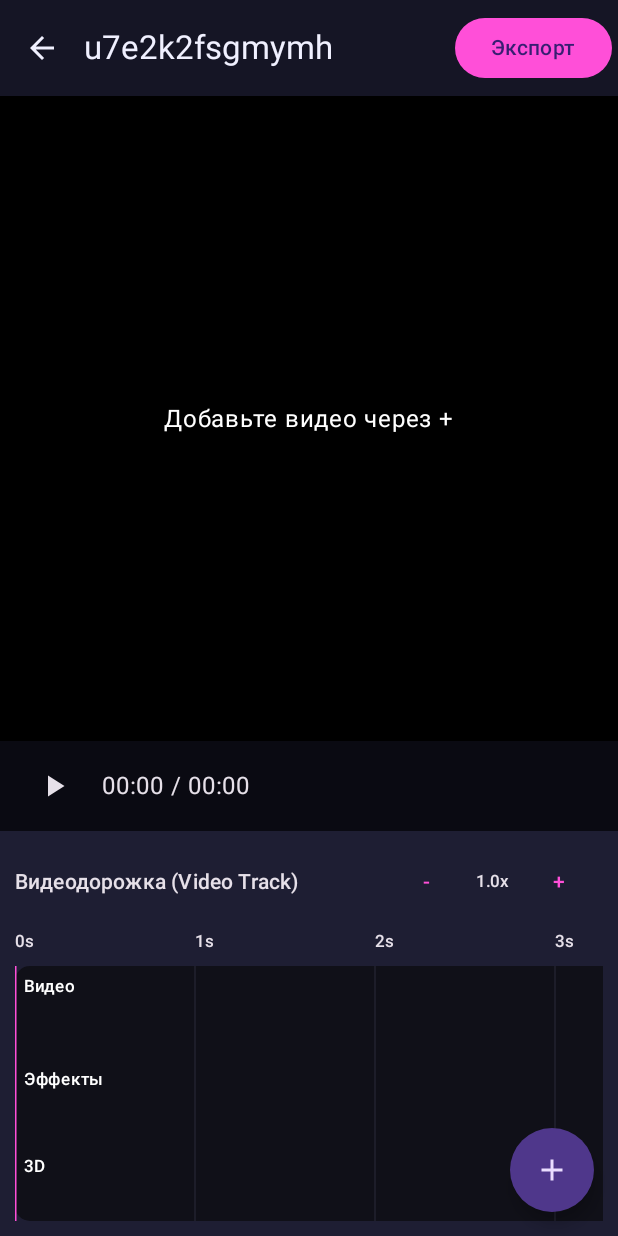
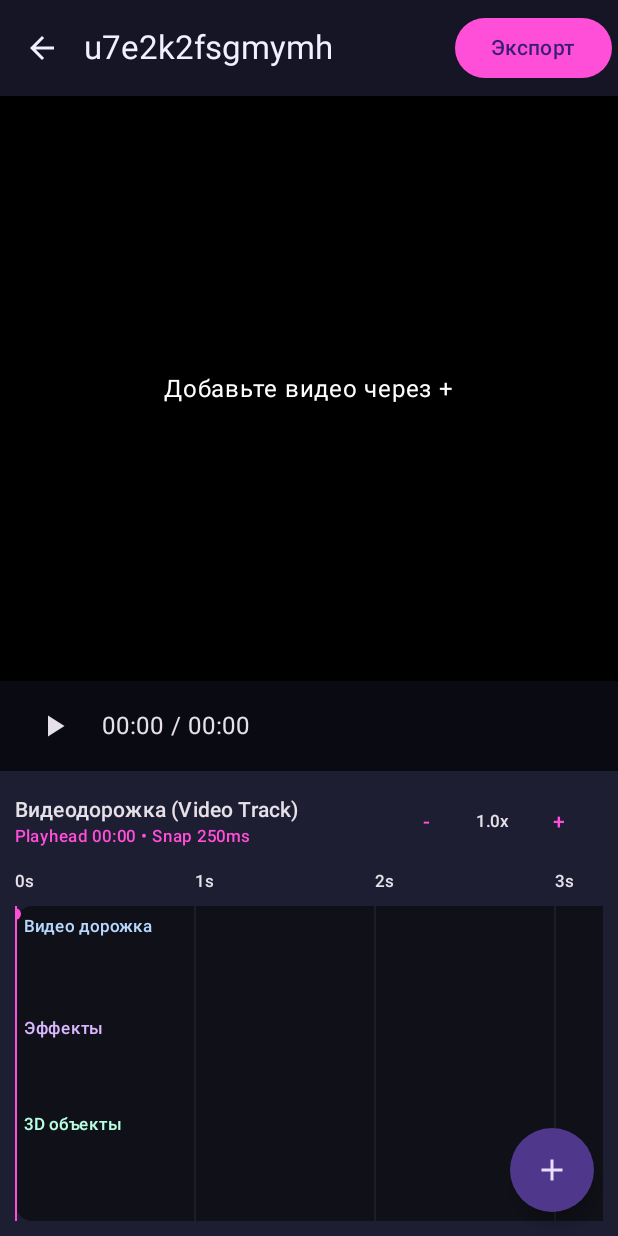
Before and after one commit to solarsolaroff-creator/CamRIP, an Android app built with Jetpack Compose: the screen it shows after launch (MainActivity), after a tap on "Новый проект", on a phone screen of 412 x 824 dp. Run offline under Robolectric (Android 15) with nearby library versions, the phone set to English and light mode, and no system bars; libraries missing offline, so code that uses them is left out: io.github.sceneview, io.github.sceneview.math, io.github.sceneview.node, io.github.sceneview.rememberEngine, io.github.sceneview.rememberModelLoader; 1 statement that could not run was skipped.

Commit message:
Polish timeline UI, boost effect intensity, add snap/zoom/trim fixes

```diff
--- a/app/src/main/java/com/vandal/camrip/ui/editor/EditorScreen.kt
+++ b/app/src/main/java/com/vandal/camrip/ui/editor/EditorScreen.kt
@@ -127,7 +127,13 @@ fun EditorScreen(
         while (isPlaying) {
             playheadMs = player?.currentPosition ?: 0L
             val d = player?.duration ?: 0L
-            if (d > 0) durationMs = d
+            if (d > 0) {
+                durationMs = d
+                val sc = selectedClip
+                if (sc != null && sc.durationMs != d) {
+                    project = project.copy(clips = project.clips.map { if (it.id == sc.id) it.copy(durationMs = d) else it })
+                }
+            }
             delay(100)
         }
     }
@@ -261,7 +267,7 @@ fun EditorScreen(
                 verticalArrangement = Arrangement.spacedBy(8.dp)
             ) {
                 Row(Modifier.fillMaxWidth(), horizontalArrangement = Arrangement.SpaceBetween, verticalAlignment = Alignment.CenterVertically) {
-                    Text("Видеодорожка (Video Track)", style = MaterialTheme.typography.labelLarge)
+                    Column { Text("Видеодорожка (Video Track)", style = MaterialTheme.typography.labelLarge); Text("Playhead ${formatMs(playheadMs)} • Snap 250ms", style = MaterialTheme.typography.labelSmall, color = MaterialTheme.colorScheme.primary) }
                     Row(horizontalArrangement = Arrangement.spacedBy(4.dp), verticalAlignment = Alignment.CenterVertically) {
                         TextButton(onClick = { timelineZoom = (timelineZoom - 0.25f).coerceAtLeast(0.5f) }) { Text("-") }
                         Text("${"%.1f".format(timelineZoom)}x", style = MaterialTheme.typography.labelSmall)
@@ -284,19 +290,20 @@ fun EditorScreen(
                                 }
                             }
                         }
-                        Box(Modifier.width(timelineWidth).height(170.dp).background(Color(0xFF101018), RoundedCornerShape(10.dp))) {
+                        Box(Modifier.width(timelineWidth).height(210.dp).background(Color(0xFF101018), RoundedCornerShape(12.dp))) {
                             // grid
                             androidx.compose.foundation.Canvas(Modifier.matchParentSize()) {
                                 val step = 1000f * pxPerMs * density
                                 var x = 0f
                                 while (x < size.width) { drawLine(Color(0xFF2A2A3A), androidx.compose.ui.geometry.Offset(x, 0f), androidx.compose.ui.geometry.Offset(x, size.height), 1f); x += step }
                                 val ph = playheadMs * pxPerMs * density
-                                drawLine(Color(0xFFFF4FD8), androidx.compose.ui.geometry.Offset(ph, 0f), androidx.compose.ui.geometry.Offset(ph, size.height), 3f)
+                                drawLine(Color(0xFFFF4FD8), androidx.compose.ui.geometry.Offset(ph, 0f), androidx.compose.ui.geometry.Offset(ph, size.height), 4f)
+                                drawCircle(Color(0xFFFF4FD8), radius=6f, center=androidx.compose.ui.geometry.Offset(ph, 8f))
                             }
                             Column(Modifier.matchParentSize().padding(6.dp), verticalArrangement = Arrangement.spacedBy(6.dp)) {
                                 // video track
-                                Text("Видео", color = Color.White, style = MaterialTheme.typography.labelSmall)
-                                Row(Modifier.height(34.dp)) {
+                                Text("Видео дорожка", color = Color(0xFFB8D8FF), style = MaterialTheme.typography.labelSmall)
+                                Row(Modifier.height(40.dp), verticalAlignment = Alignment.CenterVertically) {
                                     project.clips.forEachIndexed { idx, clip ->
                                         val dur = ((if (clip.endMs > 0) clip.endMs else (clip.durationMs.takeIf { it > 0 } ?: 4000L)) - clip.startMs).coerceAtLeast(500L); val w = (dur * pxPerMs).dp
                                         val sel = selectedItem == ("clip" to clip.id) || selectedClipId == clip.id
@@ -309,8 +316,8 @@ fun EditorScreen(
                                     }
                                 }
                                 // effects track
-                                Text("Эффекты", color = Color.White, style = MaterialTheme.typography.labelSmall)
-                                Row(Modifier.height(30.dp)) {
+                                Text("Эффекты", color = Color(0xFFD8B8FF), style = MaterialTheme.typography.labelSmall)
+                                Row(Modifier.height(36.dp), verticalAlignment = Alignment.CenterVertically) {
                                     clipEffects.forEach { e ->
                                         val left = (e.startMs.coerceAtLeast(0L) * pxPerMs).dp
                                         val sel = selectedItem == ("effect" to e.id)
@@ -324,8 +331,8 @@ fun EditorScreen(
                                     }
                                 }
                                 // 3d track
-                                Text("3D", color = Color.White, style = MaterialTheme.typography.labelSmall)
-                                Row(Modifier.height(30.dp)) {
+                                Text("3D объекты", color = Color(0xFFB8FFE0), style = MaterialTheme.typography.labelSmall)
+                                Row(Modifier.height(36.dp), verticalAlignment = Alignment.CenterVertically) {
                                     clipModels.forEach { m ->
                                         val left = (m.startMs.coerceAtLeast(0L) * pxPerMs).dp
                                         val sel = selectedItem == ("model3d" to m.id)
@@ -472,17 +479,17 @@ fun Model3DOverlay(models: List<Model3DItem>) {
 @androidx.annotation.OptIn(UnstableApi::class)
 fun EffectItem.toMedia3Effects(): List<Effect> = when (type) {
     "grayscale" -> listOf(RgbFilter.createGrayscaleFilter())
-    "brightness" -> listOf(Brightness(((intensity - 0.5f) * 0.8f).coerceIn(-1f, 1f)))
-    "contrast" -> listOf(Contrast(((intensity - 0.5f) * 1.2f).coerceIn(-1f, 1f)))
-    "fade" -> listOf(Brightness((-intensity * 0.8f).coerceIn(-1f, 1f)))
-    "punch" -> listOf(Contrast((intensity * 0.8f).coerceIn(-1f, 1f)), Brightness((intensity * 0.1f).coerceIn(-1f, 1f)))
-    "glitch" -> listOf(RgbFilter.createGrayscaleFilter(), Contrast((intensity * 0.6f).coerceIn(-1f, 1f)))
-    "chromatic" -> listOf(Contrast((intensity * 0.3f).coerceIn(-1f, 1f)), Brightness((intensity * 0.05f).coerceIn(-1f, 1f)))
+    "brightness" -> listOf(Brightness(((intensity - 0.5f) * 1.2f).coerceIn(-1f, 1f)))
+    "contrast" -> listOf(Contrast(((intensity - 0.5f) * 1.6f).coerceIn(-1f, 1f)))
+    "fade" -> listOf(Brightness((-intensity * 1.0f).coerceIn(-1f, 1f)))
+    "punch" -> listOf(Contrast((intensity * 1.0f).coerceIn(-1f, 1f)), Brightness((intensity * 0.15f).coerceIn(-1f, 1f)))
+    "glitch" -> listOf(RgbFilter.createGrayscaleFilter(), Contrast((intensity * 0.9f).coerceIn(-1f, 1f)), Brightness((intensity * 0.1f).coerceIn(-1f, 1f)))
+    "chromatic" -> listOf(Contrast((intensity * 0.5f).coerceIn(-1f, 1f)), Brightness((intensity * 0.08f).coerceIn(-1f, 1f)))
     "rotate3d", "perspective", "cube", "parallax", "flip", "tilt" ->
         listOf(ScaleAndRotateTransformation.Builder().setRotationDegrees(angleZ).build())
     "zoom", "zoom3d" -> listOf(ScaleAndRotateTransformation.Builder().setScale(scale.coerceAtLeast(0.1f), scale.coerceAtLeast(0.1f)).build())
-    "shake" -> listOf(ScaleAndRotateTransformation.Builder().setRotationDegrees((intensity * 6f)).build())
-    "wave", "fisheye", "pixelate" -> listOf(Contrast((intensity * 0.2f).coerceIn(-1f, 1f))) // visual approximation
+    "shake" -> listOf(ScaleAndRotateTransformation.Builder().setRotationDegrees((intensity * 10f)).build())
+    "wave", "fisheye", "pixelate" -> listOf(Contrast((intensity * 0.35f).coerceIn(-1f, 1f)), Brightness((intensity * 0.05f).coerceIn(-1f, 1f)))
     else -> emptyList()
 }
 
@@ -555,6 +562,7 @@ fun snapMs(ms: Long, playheadMs: Long): Long {
 fun moveTimelineItem(project: Project, type: String, id: Long, deltaMs: Long, playheadMs: Long = 0L): Project {
     return when (type) {
         "clip" -> {
+            if (kotlin.math.abs(deltaMs) < 350) return project
             val list = project.clips.toMutableList()
             val idx = list.indexOfFirst { it.id == id }
             if (idx < 0) return project
--- a/app/src/main/java/com/vandal/camrip/ui/effects/EffectsScreen.kt
+++ b/app/src/main/java/com/vandal/camrip/ui/effects/EffectsScreen.kt
@@ -67,9 +67,9 @@ fun EffectsScreen(
                                 id = System.currentTimeMillis(),
                                 clipId = clipId,
                                 type = effect.type,
-                                intensity = 0.5f,
-                                angleX = 0f, angleY = 0f, angleZ = if (effect.hasAngles) 15f else 0f,
-                                scale = 1.1f, speed = 1f
+                                intensity = 0.75f,
+                                angleX = 0f, angleY = 0f, angleZ = if (effect.hasAngles) 20f else 0f,
+                                scale = 1.2f, speed = 1f
                             )
                         )
                     }) {
```
